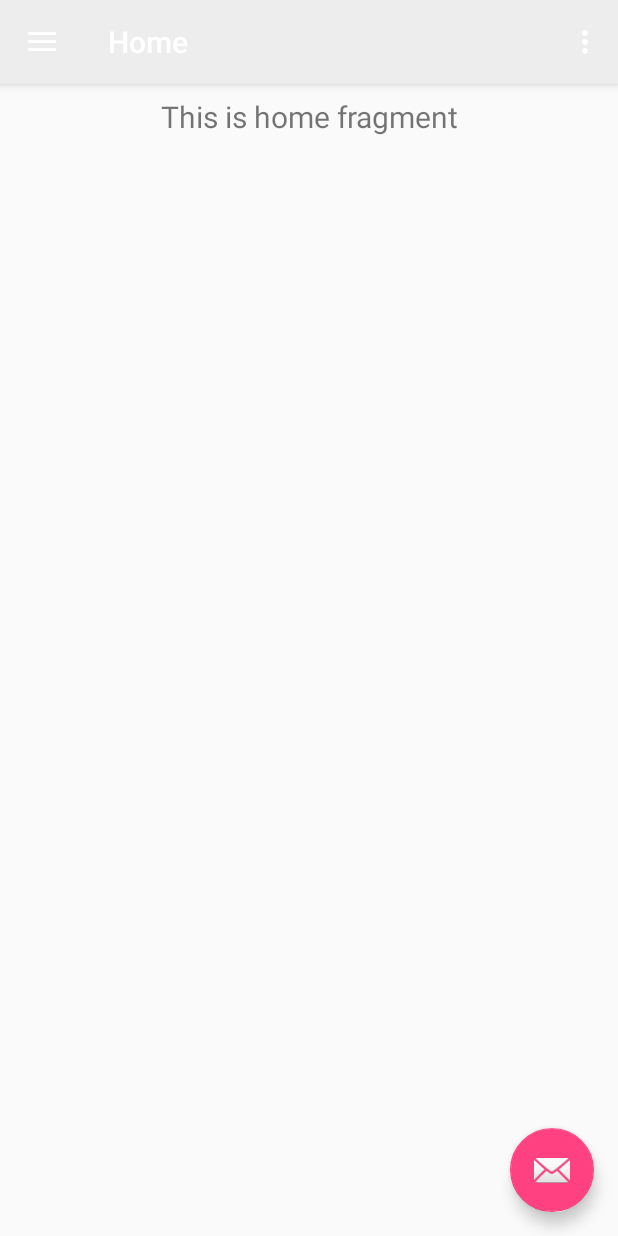
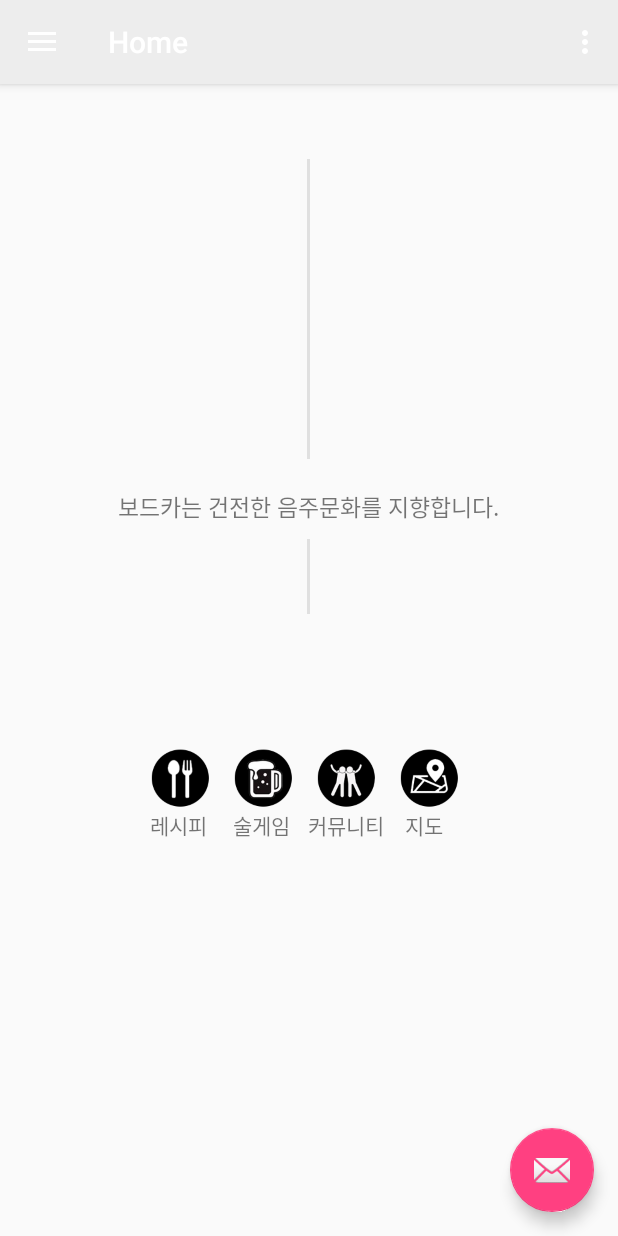
Before and after one commit to parkyj0720/Final-Team-Project, an Android app: the screen it shows after launch (MainActivity), on a phone screen of 412 x 824 dp. Run offline under Robolectric (Android 15) with nearby library versions, the phone set to English and light mode, and no system bars; our stand-ins replace navigation-ui.

Commit message:
0819 /app
프론트 - home

```diff
--- a/BoardCa_app/Boardca/app/src/main/java/com/example/boardca_app/data/LoginDataSource.java
+++ b/BoardCa_app/Boardca/app/src/main/java/com/example/boardca_app/data/LoginDataSource.java
@@ -16,7 +16,7 @@ public class LoginDataSource {
             LoggedInUser fakeUser =
                     new LoggedInUser(
                             java.util.UUID.randomUUID().toString(),
-                            "Jane Doe");
+                            username+"님");
             return new Result.Success<>(fakeUser);
         } catch (Exception e) {
             return new Result.Error(new IOException("Error logging in", e));
--- a/BoardCa_app/Boardca/app/src/main/java/com/example/boardca_app/ui/home/HomeViewModel.java
+++ b/BoardCa_app/Boardca/app/src/main/java/com/example/boardca_app/ui/home/HomeViewModel.java
@@ -10,7 +10,7 @@ public class HomeViewModel extends ViewModel {
 
     public HomeViewModel() {
         mText = new MutableLiveData<>();
-        mText.setValue("This is home fragment");
+        mText.setValue("보드카는 건전한 음주문화를 지향합니다.");
     }
 
     public LiveData<String> getText() {
--- a/BoardCa_app/Boardca/app/src/main/res/layout/fragment_home.xml
+++ b/BoardCa_app/Boardca/app/src/main/res/layout/fragment_home.xml
@@ -1,19 +1,92 @@
 <?xml version="1.0" encoding="utf-8"?>
-<androidx.constraintlayout.widget.ConstraintLayout xmlns:android="http://schemas.android.com/apk/res/android"
+<LinearLayout xmlns:android="http://schemas.android.com/apk/res/android"
     xmlns:app="http://schemas.android.com/apk/res-auto"
     android:layout_width="match_parent"
-    android:layout_height="match_parent">
+    android:layout_height="match_parent"
+    android:orientation="vertical">
+
+    <View
+        android:layout_width="2dp"
+        android:layout_height="200dp"
+        android:layout_marginTop="50dp"
+        android:layout_gravity="center_horizontal"
+        android:background="@color/colorDivision"
+        />
 
     <TextView
         android:id="@+id/text_home"
+        android:layout_width="wrap_content"
+        android:layout_height="wrap_content"
+        android:layout_gravity="center_horizontal"
+        android:text="@string/main_text"
+        android:textSize="15sp"
+        android:layout_marginTop="20dp"/>
+
+    <View
+        android:layout_width="2dp"
+        android:layout_height="50dp"
+        android:layout_gravity="center_horizontal"
+        android:background="@color/colorDivision"
+        android:layout_marginTop="10dp"/>
+
+    <LinearLayout
+        android:layout_width="wrap_content"
+        android:layout_height="wrap_content"
+        android:layout_marginTop="90dp"
+        android:orientation="horizontal">
+
+        <ImageButton
+            android:layout_width="40dp"
+            android:layout_height="40dp"
+            android:layout_marginLeft="100dp"
+            android:background="@drawable/recipe_icon" />
+        <ImageButton
+            android:layout_width="40dp"
+            android:layout_height="40dp"
+            android:layout_marginLeft="15dp"
+            android:background="@drawable/game_icon" />
+        <ImageButton
+            android:layout_width="40dp"
+            android:layout_height="40dp"
+            android:layout_marginLeft="15dp"
+            android:background="@drawable/community_icon" />
+        <ImageButton
+            android:layout_width="40dp"
+            android:layout_height="40dp"
+            android:layout_marginLeft="15dp"
+            android:background="@drawable/map_icon" />
+
+    </LinearLayout>
+
+    <RelativeLayout
         android:layout_width="match_parent"
-        android:layout_height="wrap_content"
-        android:layout_marginStart="8dp"
-        android:layout_marginTop="8dp"
-        android:layout_marginEnd="8dp"
-        android:textAlignment="center"
-        android:textSize="20sp"
-        app:layout_constraintEnd_toEndOf="parent"
-        app:layout_constraintStart_toStartOf="parent"
-        app:layout_constraintTop_toTopOf="parent" />
-</androidx.constraintlayout.widget.ConstraintLayout>
+        android:layout_height="wrap_content">
+        <TextView
+            android:id="@+id/text_recipe"
+            android:layout_width="wrap_content"
+            android:layout_height="wrap_content"
+            android:layout_marginLeft="100dp"
+            android:text="레시피" />
+
+        <TextView
+            android:layout_width="wrap_content"
+            android:layout_height="wrap_content"
+            android:layout_marginLeft="155dp"
+            android:text="술게임" />
+
+        <TextView
+            android:layout_width="wrap_content"
+            android:layout_height="wrap_content"
+            android:layout_marginLeft="205dp"
+            android:text="커뮤니티" />
+
+        <TextView
+            android:layout_width="wrap_content"
+            android:layout_height="wrap_content"
+            android:layout_marginLeft="270dp"
+            android:text="지도" />
+
+
+    </RelativeLayout>
+
+</LinearLayout>
--- a/BoardCa_app/Boardca/app/src/main/res/values/strings.xml
+++ b/BoardCa_app/Boardca/app/src/main/res/values/strings.xml
@@ -74,8 +74,8 @@
 <string name="title_activity_nav">NavActivity</string>
 <string name="navigation_drawer_open">Open navigation drawer</string>
 <string name="navigation_drawer_close">Close navigation drawer</string>
-<string name="nav_header_title">Android Studio</string>
-<string name="nav_header_subtitle">android.studio@android.com</string>
+<string name="nav_header_title">닉네임이 들어가는 자리</string>
+<string name="nav_header_subtitle">ID가 들어가는 자리</string>
 <string name="nav_header_desc">Navigation header</string>
 <string name="action_settings">Settings</string>
 
```
Also changed, not shown: BoardCa_app/Boardca/app/gradle/wrapper/gradle-wrapper.properties (added), 4 other files.
